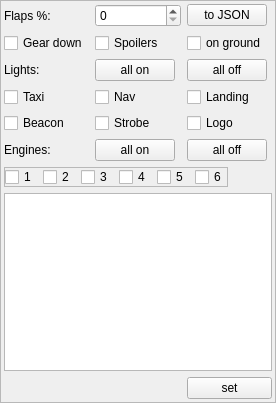
This is src/blackgui/editors/aircraftpartsform.ui in swift-project/pilotclient as Qt 5 draws it before an edit. The edited form follows.
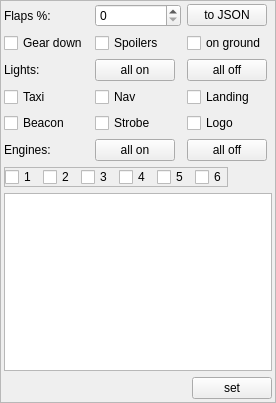
This is the edited form.

```diff
--- a/src/blackgui/editors/aircraftpartsform.ui
+++ b/src/blackgui/editors/aircraftpartsform.ui
@@ -236,7 +236,7 @@
      </layout>
     </widget>
    </item>
-   <item row="8" column="2">
+   <item row="8" column="2" alignment="Qt::AlignRight">
     <widget class="QPushButton" name="pb_Set">
      <property name="text">
       <string>set</string>
```
